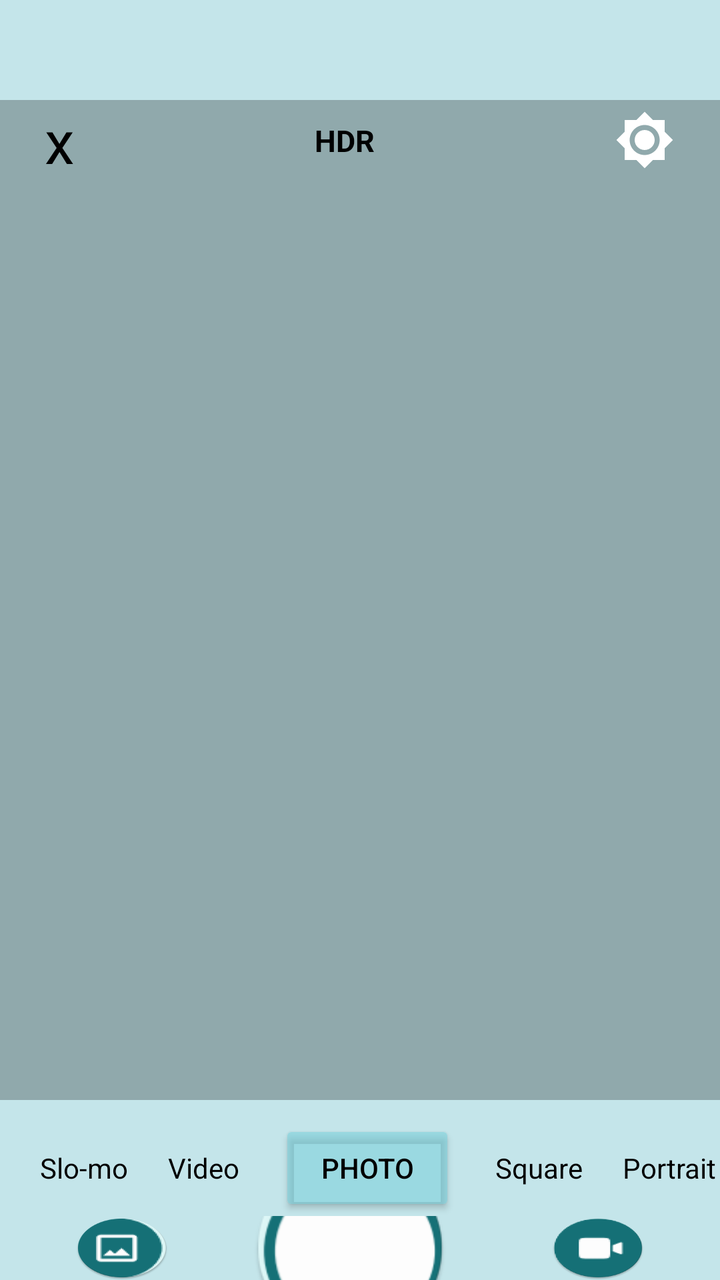
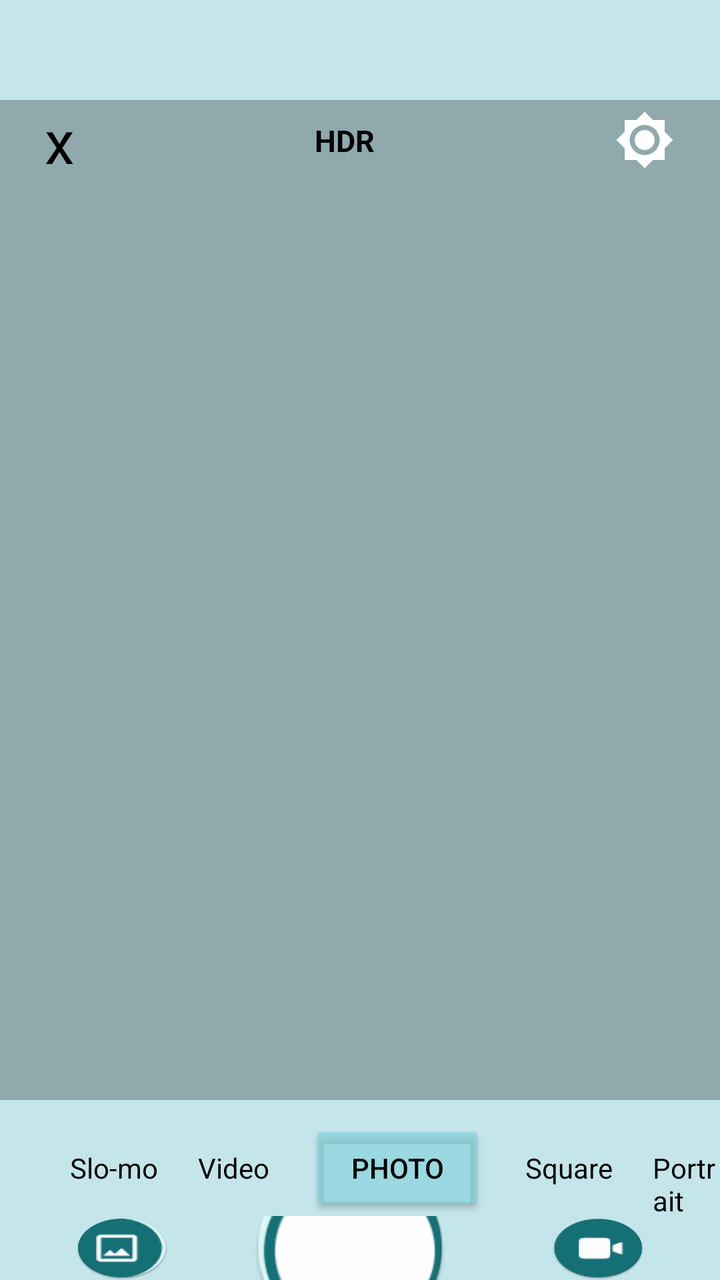

Before-and-after screenshots of an Android layout around one commit, followed by the original layout XML and the change that was made.
<!-- AndroidManifest.xml: application theme Theme.Library -->
<!-- res/layout/activity_main17.xml -->
<?xml version="1.0" encoding="utf-8"?>
<LinearLayout xmlns:android="http://schemas.android.com/apk/res/android"
    xmlns:app="http://schemas.android.com/apk/res-auto"
    xmlns:tools="http://schemas.android.com/tools"
    android:layout_width="match_parent"
    android:layout_height="match_parent"
    android:background="#C4E5EA"
    android:orientation="vertical"
    tools:context=".MainActivity17">

    <LinearLayout
        android:layout_width="match_parent"
        android:layout_height="500dp"
        android:background="#90A9AC"
        android:layout_marginTop="50dp"
        >
        <LinearLayout
            android:layout_width="match_parent"
            android:layout_height="wrap_content"
            android:orientation="horizontal"
            android:gravity="center"
            android:background="#90A9AC"
            >
            <TextView
                android:layout_width="wrap_content"
                android:layout_height="wrap_content"
                android:text="x"
                android:textSize="30dp"
                android:textColor="@color/black"
                android:layout_marginRight="70dp"
                >

            </TextView>
            <TextView
                android:layout_width="wrap_content"
                android:layout_height="wrap_content"
                android:text="HDR"
                android:textSize="15dp"
                android:textStyle="bold"
                android:textColor="@color/black"
                android:layout_marginLeft="50dp"
                android:layout_marginRight="50dp"
                >


            </TextView>

            <TextView
                android:layout_width="30dp"
                android:layout_height="30dp"
                android:background="@drawable/baseline_brightness_high_24"

                android:layout_marginLeft="70dp"
                android:textColor="@color/black"
                >

            </TextView>
        </LinearLayout>
    </LinearLayout>

    <LinearLayout
        android:layout_width="match_parent"
        android:layout_height="wrap_content"
        android:layout_marginTop="10dp"
        android:orientation="horizontal">
        <TextView
            android:layout_width="wrap_content"
            android:layout_height="wrap_content"
            android:text="Slo-mo"
            android:backgroundTint="#C4E5EA"
            android:layout_marginLeft="20dp"
            android:textColor="@color/black"
            >

        </TextView>
        <TextView
            android:layout_width="wrap_content"
            android:layout_height="wrap_content"
            android:text="Video"
            android:backgroundTint="#C4E5EA"
            android:textColor="@color/black"
            android:layout_marginLeft="20dp"
            >

        </TextView>
        <Button
            android:layout_width="wrap_content"
            android:layout_height="wrap_content"
            android:text="Photo"
            android:layout_marginLeft="20dp"
            android:backgroundTint="#8A77CFDA"
            android:textColor="@color/black"
            >

        </Button>
        <TextView
            android:layout_width="wrap_content"
            android:layout_height="wrap_content"
            android:text="Square"
            android:layout_marginLeft="20dp"
            android:backgroundTint="#C4E5EA"
            android:textColor="@color/black"
            >

        </TextView>
        <TextView
            android:layout_width="wrap_content"
            android:layout_height="wrap_content"
            android:text="Portrait"
            android:layout_marginLeft="20dp"
            android:backgroundTint="#C4E5EA"
            android:textColor="@color/black"
            >

        </TextView>

    </LinearLayout>
    <LinearLayout
        android:layout_width="match_parent"
        android:layout_height="match_parent"
        android:orientation="horizontal"
        android:gravity="center"
        >
        <TextView
            android:layout_width="wrap_content"
            android:layout_height="wrap_content"
            android:background="@mipmap/gallery"
            >

        </TextView>
        <TextView
            android:layout_width="100dp"
            android:layout_height="100dp"
            android:background="@mipmap/circle2"
            android:layout_marginLeft="40dp"
            >

        </TextView>
        <TextView
            android:layout_width="wrap_content"
            android:layout_height="wrap_content"
            android:background="@mipmap/video"
            android:layout_marginLeft="50dp"
            >

        </TextView>
    </LinearLayout>

</LinearLayout>
<!-- resources referenced by this layout -->
<resources>
  <color name="black">#FF000000</color>
  <!-- drawable baseline_brightness_high_24 (drawable) -->
  <vector android:autoMirrored="true" android:height="24dp"
      android:tint="#FFFFFF" android:viewportHeight="24"
      android:viewportWidth="24" android:width="24dp" xmlns:android="http://schemas.android.com/apk/res/android">
      <path android:fillColor="@android:color/white" android:pathData="M20,8.69L20,4h-4.69L12,0.69 8.69,4L4,4v4.69L0.69,12 4,15.31L4,20h4.69L12,23.31 15.31,20L20,20v-4.69L23.31,12 20,8.69zM12,18c-3.31,0 -6,-2.69 -6,-6s2.69,-6 6,-6 6,2.69 6,6 -2.69,6 -6,6zM12,8c-2.21,0 -4,1.79 -4,4s1.79,4 4,4 4,-1.79 4,-4 -1.79,-4 -4,-4z"/>
  </vector>
  <!-- mipmap circle2: png bitmap (mipmap-hdpi, 4582 bytes) -->
  <!-- mipmap gallery: png bitmap (mipmap-hdpi, 4136 bytes) -->
  <!-- mipmap video: png bitmap (mipmap-hdpi, 3556 bytes) -->
  <style name="Theme.Library" parent="Base.Theme.Library" />
  <style name="Base.Theme.Library" parent="Theme.Material3.DayNight.NoActionBar">
          
          
      </style>
</resources>

<!-- the commit's change to res/layout/activity_main17.xml (unified diff, before → after) -->
@@ -62,6 +62,7 @@
         android:layout_width="match_parent"
         android:layout_height="wrap_content"
         android:layout_marginTop="10dp"
+        android:layout_marginLeft="15dp"
         android:orientation="horizontal">
         <TextView
             android:layout_width="wrap_content"
